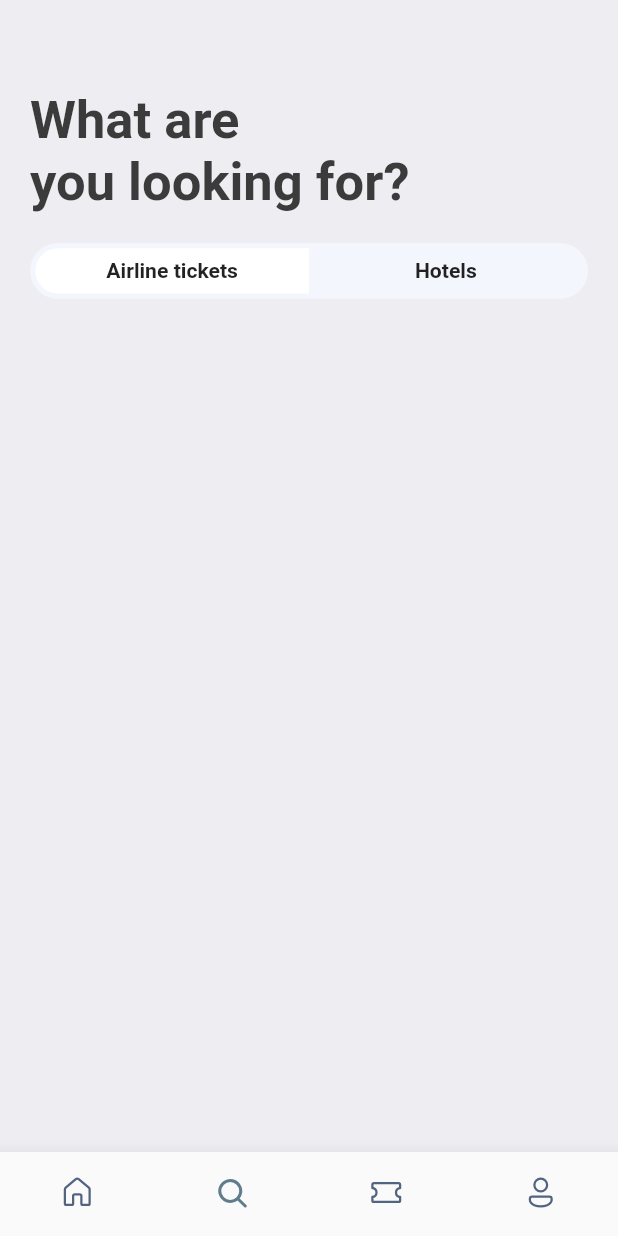
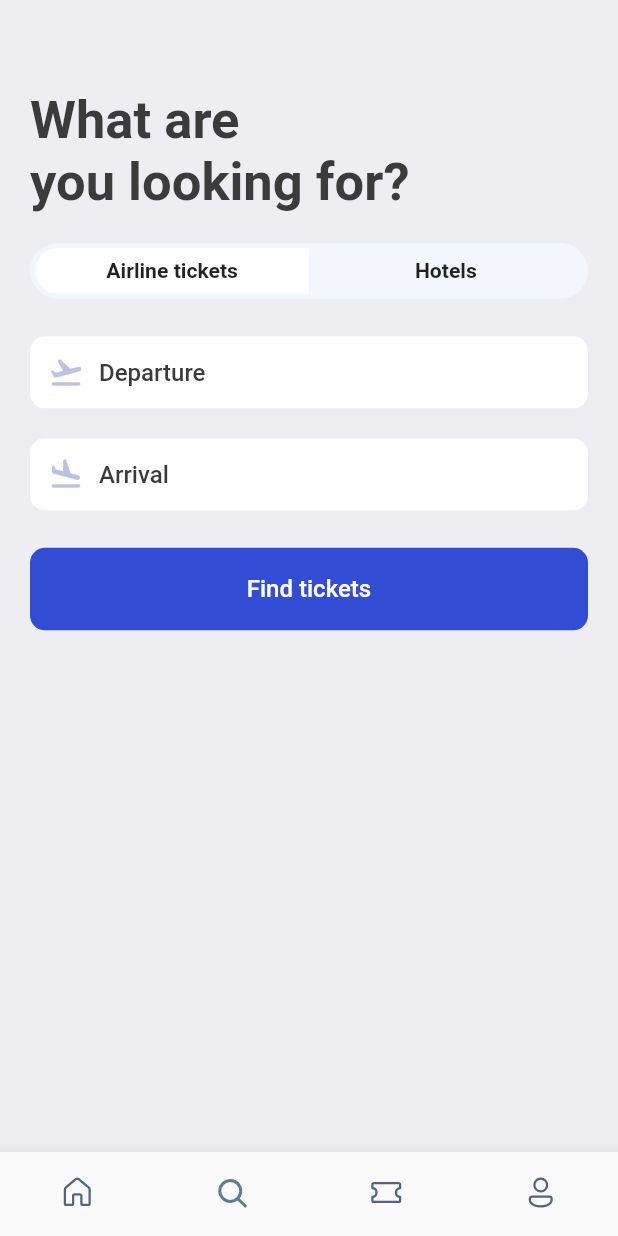
Before and after one commit to Ganeshshinde-2003/Flutter-Ticket-Booking-App, a Flutter app: the screen it shows after launch, item 2 of the bottom bar chosen, on a phone screen of 412 x 824 dp. Run offline on Flutter 3.47's test engine with Material 2 defaults, Android fonts, the phone set to English and light mode, and no system bars; our stand-ins replace fluentui_icons, gap, get.

Commit message:
Created seracg

```diff
--- a/lib/screens/search_screen.dart
+++ b/lib/screens/search_screen.dart
@@ -2,6 +2,7 @@
 import 'package:ticketbooking/utils/app_layout.dart';
 import 'package:ticketbooking/utils/app_styles.dart';
 import 'package:gap/gap.dart';
+import 'package:ticketbooking/widgets/icon_text_widget.dart';
 
 class SearchScreen extends StatelessWidget {
   const SearchScreen({super.key});
@@ -83,7 +84,38 @@
                 ],
               ),
             ),
-          )
+          ),
+          Gap(AppLayout.getHeight(25)),
+          const AppIconText(
+            icon: Icons.flight_takeoff_rounded,
+            text: "Departure",
+          ),
+          Gap(AppLayout.getHeight(20)),
+          const AppIconText(
+            icon: Icons.flight_land_rounded,
+            text: "Arrival",
+          ),
+          Gap(AppLayout.getHeight(25)),
+          Container(
+            decoration: BoxDecoration(
+              borderRadius: BorderRadius.circular(
+                AppLayout.getWidth(10),
+              ),
+              color: const Color(0xd91130ce),
+            ),
+            padding: EdgeInsets.symmetric(
+              vertical: AppLayout.getWidth(18),
+              horizontal: AppLayout.getHeight(15),
+            ),
+            child: Center(
+              child: Text(
+                "Find tickets",
+                style: Styles.textStyle.copyWith(
+                  color: Colors.white,
+                ),
+              ),
+            ),
+          ),
         ],
       ),
     );
--- /dev/null
+++ b/lib/widgets/icon_text_widget.dart
@@ -0,0 +1,43 @@
+import 'package:flutter/material.dart';
+import 'package:ticketbooking/utils/app_layout.dart';
+import 'package:ticketbooking/utils/app_styles.dart';
+import 'package:gap/gap.dart';
+
+class AppIconText extends StatelessWidget {
+  final IconData icon;
+  final String text;
+  const AppIconText({
+    super.key,
+    required this.icon,
+    required this.text,
+  });
+
+  @override
+  Widget build(BuildContext context) {
+    return Container(
+      decoration: BoxDecoration(
+        borderRadius: BorderRadius.circular(
+          AppLayout.getWidth(10),
+        ),
+        color: Colors.white,
+      ),
+      padding: EdgeInsets.symmetric(
+        vertical: AppLayout.getWidth(12),
+        horizontal: AppLayout.getHeight(12),
+      ),
+      child: Row(
+        children: [
+          Icon(
+            icon,
+            color: const Color(0xffbfc2df),
+          ),
+          Gap(AppLayout.getWidth(10)),
+          Text(
+            text,
+            style: Styles.textStyle,
+          )
+        ],
+      ),
+    );
+  }
+}
```
